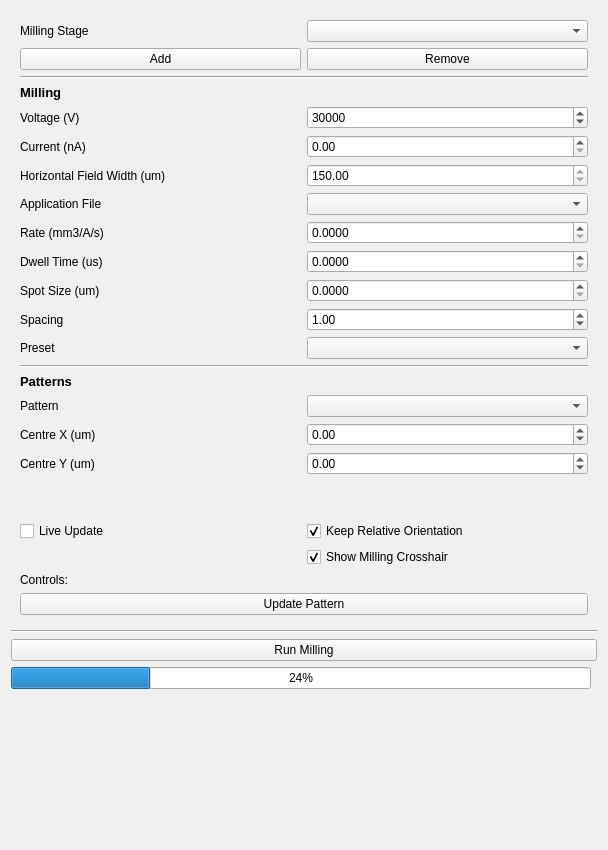
First picture: the form in fibsem/ui/qtdesigner_files/FibsemMillingWidget.ui, repository DeMarcoLab/fibsem, before the edit.
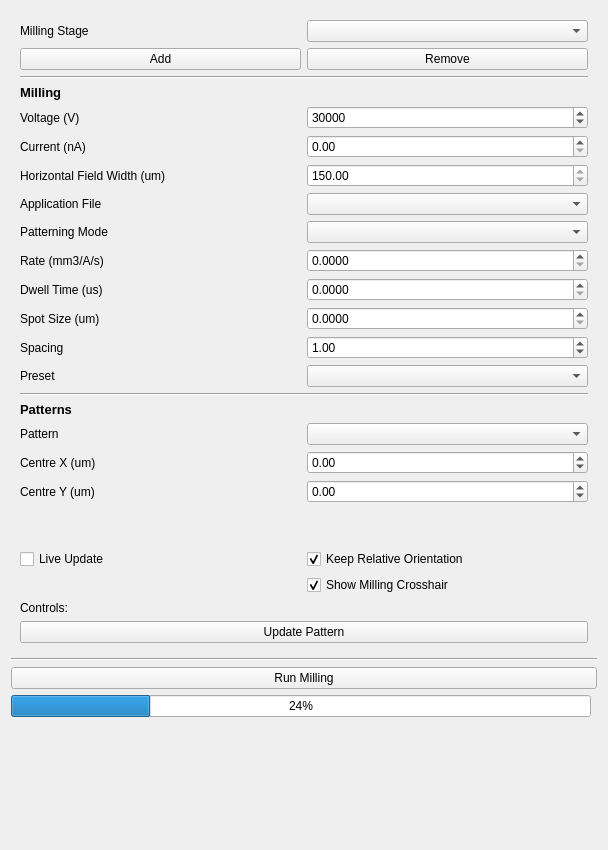
Second picture: the form after the edit.

Commit message: fix: add patterning mode to milling ui

The edit to the form file:
```diff
--- a/fibsem/ui/qtdesigner_files/FibsemMillingWidget.ui
+++ b/fibsem/ui/qtdesigner_files/FibsemMillingWidget.ui
@@ -30,36 +30,6 @@
       </size>
      </property>
      <layout class="QGridLayout" name="gridLayout_4">
-      <item row="2" column="1">
-       <widget class="QComboBox" name="comboBox_milling_stage"/>
-      </item>
-      <item row="22" column="1">
-       <widget class="QDoubleSpinBox" name="doubleSpinBox_centre_y">
-        <property name="minimum">
-         <double>-10000000000000000.000000000000000</double>
-        </property>
-        <property name="maximum">
-         <double>99999999999999991611392.000000000000000</double>
-        </property>
-        <property name="singleStep">
-         <double>0.100000000000000</double>
-        </property>
-       </widget>
-      </item>
-      <item row="3" column="1">
-       <widget class="QPushButton" name="pushButton_remove_milling_stage">
-        <property name="text">
-         <string>Remove</string>
-        </property>
-       </widget>
-      </item>
-      <item row="21" column="0">
-       <widget class="QLabel" name="label_centre_x">
-        <property name="text">
-         <string>Centre X (um)</string>
-        </property>
-       </widget>
-      </item>
       <item row="8" column="0">
        <widget class="QLabel" name="label_hfw">
         <property name="text">
@@ -67,137 +37,20 @@
         </property>
        </widget>
       </item>
-      <item row="27" column="1">
-       <widget class="QCheckBox" name="checkBox_relative_move">
-        <property name="text">
-         <string>Keep Relative Orientation</string>
-        </property>
-        <property name="checked">
-         <bool>true</bool>
-        </property>
-       </widget>
-      </item>
-      <item row="11" column="1">
-       <widget class="QDoubleSpinBox" name="doubleSpinBox_dwell_time">
-        <property name="decimals">
-         <number>4</number>
-        </property>
-        <property name="minimum">
-         <double>0.000000000000000</double>
-        </property>
-        <property name="maximum">
-         <double>4000000.000000000000000</double>
-        </property>
-        <property name="singleStep">
-         <double>0.010000000000000</double>
-        </property>
-        <property name="value">
-         <double>0.000000000000000</double>
-        </property>
-       </widget>
-      </item>
-      <item row="27" column="0">
+      <item row="28" column="0">
        <widget class="QCheckBox" name="checkBox_live_update">
         <property name="text">
          <string>Live Update</string>
         </property>
        </widget>
       </item>
-      <item row="12" column="1">
-       <widget class="QDoubleSpinBox" name="doubleSpinBox_spot_size">
-        <property name="decimals">
-         <number>4</number>
-        </property>
-        <property name="minimum">
-         <double>0.000000000000000</double>
-        </property>
-        <property name="maximum">
-         <double>100000.000000000000000</double>
-        </property>
-        <property name="singleStep">
-         <double>0.010000000000000</double>
-        </property>
-        <property name="value">
-         <double>0.000000000000000</double>
-        </property>
-       </widget>
-      </item>
-      <item row="10" column="1">
-       <widget class="QDoubleSpinBox" name="doubleSpinBox_rate">
-        <property name="decimals">
-         <number>4</number>
-        </property>
-        <property name="minimum">
-         <double>0.000000000000000</double>
-        </property>
-        <property name="maximum">
-         <double>100000.000000000000000</double>
-        </property>
-        <property name="singleStep">
-         <double>0.010000000000000</double>
-        </property>
-        <property name="value">
-         <double>0.000000000000000</double>
-        </property>
-       </widget>
-      </item>
-      <item row="19" column="1">
-       <widget class="QComboBox" name="comboBox_patterns"/>
-      </item>
-      <item row="22" column="0">
-       <widget class="QLabel" name="label_centre_y">
-        <property name="text">
-         <string>Centre Y (um)</string>
-        </property>
-       </widget>
-      </item>
-      <item row="6" column="0">
-       <widget class="QLabel" name="label_voltage">
-        <property name="text">
-         <string>Voltage (V)</string>
-        </property>
-       </widget>
-      </item>
-      <item row="13" column="1">
+      <item row="14" column="1">
        <widget class="QDoubleSpinBox" name="doubleSpinBox_spacing">
         <property name="value">
          <double>1.000000000000000</double>
         </property>
        </widget>
       </item>
-      <item row="24" column="0" rowspan="2" colspan="2">
-       <layout class="QGridLayout" name="gridLayout_patterns"/>
-      </item>
-      <item row="4" column="0" colspan="2">
-       <widget class="Line" name="line_3">
-        <property name="orientation">
-         <enum>Qt::Horizontal</enum>
-        </property>
-       </widget>
-      </item>
-      <item row="26" column="0" colspan="2">
-       <spacer name="verticalSpacer_2">
-        <property name="orientation">
-         <enum>Qt::Vertical</enum>
-        </property>
-        <property name="sizeHint" stdset="0">
-         <size>
-          <width>20</width>
-          <height>40</height>
-         </size>
-        </property>
-       </spacer>
-      </item>
-      <item row="19" column="0">
-       <widget class="QLabel" name="label_pattern_set">
-        <property name="text">
-         <string>Pattern</string>
-        </property>
-       </widget>
-      </item>
-      <item row="9" column="1">
-       <widget class="QComboBox" name="comboBox_application_file"/>
-      </item>
       <item row="5" column="0" colspan="2">
        <widget class="QLabel" name="label_milling_header">
         <property name="font">
@@ -212,14 +65,10 @@
         </property>
        </widget>
       </item>
-      <item row="29" column="0" colspan="2">
-       <widget class="QLabel" name="label_milling_instructions">
-        <property name="text">
-         <string>Controls:</string>
-        </property>
-       </widget>
+      <item row="7" column="1">
+       <widget class="QDoubleSpinBox" name="doubleSpinBox_milling_current"/>
       </item>
-      <item row="21" column="1">
+      <item row="22" column="1">
        <widget class="QDoubleSpinBox" name="doubleSpinBox_centre_x">
         <property name="minimum">
          <double>-9999999999999999583119736832.000000000000000</double>
@@ -232,44 +81,6 @@
         </property>
        </widget>
       </item>
-      <item row="12" column="0">
-       <widget class="QLabel" name="label_spot_size">
-        <property name="text">
-         <string>Spot Size (um)</string>
-        </property>
-       </widget>
-      </item>
-      <item row="6" column="1">
-       <widget class="QSpinBox" name="spinBox_voltage">
-        <property name="maximum">
-         <number>1000000</number>
-        </property>
-        <property name="value">
-         <number>30000</number>
-        </property>
-       </widget>
-      </item>
-      <item row="14" column="0">
-       <widget class="QLabel" name="label_preset">
-        <property name="text">
-         <string>Preset</string>
-        </property>
-       </widget>
-      </item>
-      <item row="9" column="0">
-       <widget class="QLabel" name="label_application_file">
-        <property name="text">
-         <string>Application File</string>
-        </property>
-       </widget>
-      </item>
-      <item row="11" column="0">
-       <widget class="QLabel" name="label_dwell_time">
-        <property name="text">
-         <string>Dwell Time (us)</string>
-        </property>
-       </widget>
-      </item>
       <item row="2" column="0">
        <widget class="QLabel" name="label_milling_stage">
         <property name="text">
@@ -277,6 +88,90 @@
         </property>
        </widget>
       </item>
+      <item row="12" column="0">
+       <widget class="QLabel" name="label_dwell_time">
+        <property name="text">
+         <string>Dwell Time (us)</string>
+        </property>
+       </widget>
+      </item>
+      <item row="20" column="0">
+       <widget class="QLabel" name="label_pattern_set">
+        <property name="text">
+         <string>Pattern</string>
+        </property>
+       </widget>
+      </item>
+      <item row="18" column="0" colspan="2">
+       <widget class="QLabel" name="label_patterns_header">
+        <property name="font">
+         <font>
+          <pointsize>10</pointsize>
+          <weight>75</weight>
+          <bold>true</bold>
+         </font>
+        </property>
+        <property name="text">
+         <string>Patterns</string>
+        </property>
+       </widget>
+      </item>
+      <item row="15" column="0">
+       <widget class="QLabel" name="label_preset">
+        <property name="text">
+         <string>Preset</string>
+        </property>
+       </widget>
+      </item>
+      <item row="11" column="1">
+       <widget class="QDoubleSpinBox" name="doubleSpinBox_rate">
+        <property name="decimals">
+         <number>4</number>
+        </property>
+        <property name="minimum">
+         <double>0.000000000000000</double>
+        </property>
+        <property name="maximum">
+         <double>100000.000000000000000</double>
+        </property>
+        <property name="singleStep">
+         <double>0.010000000000000</double>
+        </property>
+        <property name="value">
+         <double>0.000000000000000</double>
+        </property>
+       </widget>
+      </item>
+      <item row="3" column="0">
+       <widget class="QPushButton" name="pushButton_add_milling_stage">
+        <property name="text">
+         <string>Add</string>
+        </property>
+       </widget>
+      </item>
+      <item row="20" column="1">
+       <widget class="QComboBox" name="comboBox_patterns"/>
+      </item>
+      <item row="15" column="1">
+       <widget class="QComboBox" name="comboBox_preset"/>
+      </item>
+      <item row="30" column="0" colspan="2">
+       <widget class="QLabel" name="label_milling_instructions">
+        <property name="text">
+         <string>Controls:</string>
+        </property>
+       </widget>
+      </item>
+      <item row="28" column="1">
+       <widget class="QCheckBox" name="checkBox_relative_move">
+        <property name="text">
+         <string>Keep Relative Orientation</string>
+        </property>
+        <property name="checked">
+         <bool>true</bool>
+        </property>
+       </widget>
+      </item>
       <item row="8" column="1">
        <widget class="QDoubleSpinBox" name="doubleSpinBox_hfw">
         <property name="enabled">
@@ -296,33 +191,107 @@
         </property>
        </widget>
       </item>
-      <item row="16" column="0" colspan="2">
+      <item row="22" column="0">
+       <widget class="QLabel" name="label_centre_x">
+        <property name="text">
+         <string>Centre X (um)</string>
+        </property>
+       </widget>
+      </item>
+      <item row="17" column="0" colspan="2">
        <widget class="Line" name="line_2">
         <property name="orientation">
          <enum>Qt::Horizontal</enum>
         </property>
        </widget>
       </item>
-      <item row="7" column="1">
-       <widget class="QDoubleSpinBox" name="doubleSpinBox_milling_current"/>
+      <item row="23" column="1">
+       <widget class="QDoubleSpinBox" name="doubleSpinBox_centre_y">
+        <property name="minimum">
+         <double>-10000000000000000.000000000000000</double>
+        </property>
+        <property name="maximum">
+         <double>99999999999999991611392.000000000000000</double>
+        </property>
+        <property name="singleStep">
+         <double>0.100000000000000</double>
+        </property>
+       </widget>
       </item>
-      <item row="14" column="1">
-       <widget class="QComboBox" name="comboBox_preset"/>
+      <item row="12" column="1">
+       <widget class="QDoubleSpinBox" name="doubleSpinBox_dwell_time">
+        <property name="decimals">
+         <number>4</number>
+        </property>
+        <property name="minimum">
+         <double>0.000000000000000</double>
+        </property>
+        <property name="maximum">
+         <double>4000000.000000000000000</double>
+        </property>
+        <property name="singleStep">
+         <double>0.010000000000000</double>
+        </property>
+        <property name="value">
+         <double>0.000000000000000</double>
+        </property>
+       </widget>
       </item>
-      <item row="10" column="0">
+      <item row="14" column="0">
+       <widget class="QLabel" name="label_spacing">
+        <property name="text">
+         <string>Spacing</string>
+        </property>
+       </widget>
+      </item>
+      <item row="3" column="1">
+       <widget class="QPushButton" name="pushButton_remove_milling_stage">
+        <property name="text">
+         <string>Remove</string>
+        </property>
+       </widget>
+      </item>
+      <item row="29" column="1">
+       <widget class="QCheckBox" name="checkBox_show_milling_crosshair">
+        <property name="text">
+         <string>Show Milling Crosshair</string>
+        </property>
+        <property name="checked">
+         <bool>true</bool>
+        </property>
+       </widget>
+      </item>
+      <item row="9" column="0">
+       <widget class="QLabel" name="label_application_file">
+        <property name="text">
+         <string>Application File</string>
+        </property>
+       </widget>
+      </item>
+      <item row="13" column="0">
+       <widget class="QLabel" name="label_spot_size">
+        <property name="text">
+         <string>Spot Size (um)</string>
+        </property>
+       </widget>
+      </item>
+      <item row="23" column="0">
+       <widget class="QLabel" name="label_centre_y">
+        <property name="text">
+         <string>Centre Y (um)</string>
+        </property>
+       </widget>
+      </item>
+      <item row="25" column="0" rowspan="2" colspan="2">
+       <layout class="QGridLayout" name="gridLayout_patterns"/>
+      </item>
+      <item row="11" column="0">
        <widget class="QLabel" name="label_rate">
         <property name="text">
          <string>Rate (mm3/A/s)</string>
         </property>
        </widget>
       </item>
-      <item row="30" column="0" colspan="2">
-       <widget class="QPushButton" name="pushButton_update_pattern">
-        <property name="text">
-         <string>Update Pattern</string>
-        </property>
-       </widget>
-      </item>
       <item row="7" column="0">
        <widget class="QLabel" name="label_milling_current">
         <property name="text">
@@ -330,44 +299,85 @@
         </property>
        </widget>
       </item>
-      <item row="17" column="0" colspan="2">
-       <widget class="QLabel" name="label_patterns_header">
-        <property name="font">
-         <font>
-          <pointsize>10</pointsize>
-          <weight>75</weight>
-          <bold>true</bold>
-         </font>
+      <item row="6" column="1">
+       <widget class="QSpinBox" name="spinBox_voltage">
+        <property name="maximum">
+         <number>1000000</number>
         </property>
-        <property name="text">
-         <string>Patterns</string>
+        <property name="value">
+         <number>30000</number>
         </property>
        </widget>
       </item>
-      <item row="13" column="0">
-       <widget class="QLabel" name="label_spacing">
+      <item row="31" column="0" colspan="2">
+       <widget class="QPushButton" name="pushButton_update_pattern">
         <property name="text">
-         <string>Spacing</string>
+         <string>Update Pattern</string>
         </property>
        </widget>
       </item>
-      <item row="3" column="0">
-       <widget class="QPushButton" name="pushButton_add_milling_stage">
-        <property name="text">
-         <string>Add</string>
+      <item row="4" column="0" colspan="2">
+       <widget class="Line" name="line_3">
+        <property name="orientation">
+         <enum>Qt::Horizontal</enum>
         </property>
        </widget>
       </item>
-      <item row="28" column="1">
-       <widget class="QCheckBox" name="checkBox_show_milling_crosshair">
+      <item row="2" column="1">
+       <widget class="QComboBox" name="comboBox_milling_stage"/>
+      </item>
+      <item row="13" column="1">
+       <widget class="QDoubleSpinBox" name="doubleSpinBox_spot_size">
+        <property name="decimals">
+         <number>4</number>
+        </property>
+        <property name="minimum">
+         <double>0.000000000000000</double>
+        </property>
+        <property name="maximum">
+         <double>100000.000000000000000</double>
+        </property>
+        <property name="singleStep">
+         <double>0.010000000000000</double>
+        </property>
+        <property name="value">
+         <double>0.000000000000000</double>
+        </property>
+       </widget>
+      </item>
+      <item row="6" column="0">
+       <widget class="QLabel" name="label_voltage">
         <property name="text">
-         <string>Show Milling Crosshair</string>
+         <string>Voltage (V)</string>
         </property>
-        <property name="checked">
-         <bool>true</bool>
+       </widget>
+      </item>
+      <item row="9" column="1">
+       <widget class="QComboBox" name="comboBox_application_file"/>
+      </item>
+      <item row="27" column="0" colspan="2">
+       <spacer name="verticalSpacer_2">
+        <property name="orientation">
+         <enum>Qt::Vertical</enum>
         </property>
+        <property name="sizeHint" stdset="0">
+         <size>
+          <width>20</width>
+          <height>40</height>
+         </size>
+        </property>
+       </spacer>
+      </item>
+      <item row="10" column="0">
+       <widget class="QLabel" name="label_patterning_mode">
+        <property name="text">
+         <string>Patterning Mode</string>
+        </property>
        </widget>
       </item>
+      <item row="10" column="1">
+       <widget class="QComboBox" name="comboBox_patterning_mode"/>
+      </item>
      </layout>
     </widget>
    </item>
```
The commit also changes 2 other files.
